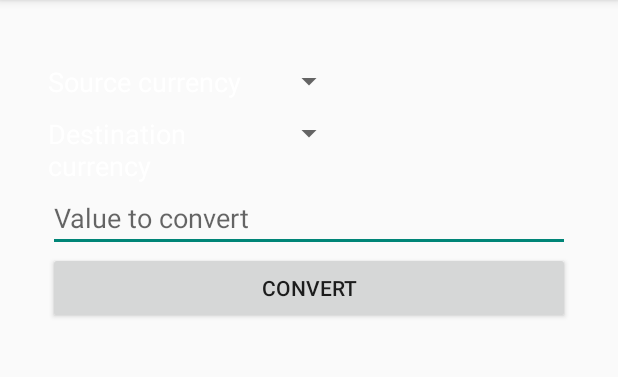
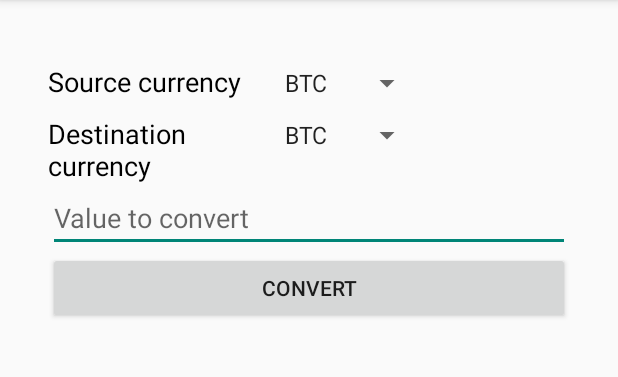
Before and after one commit to mpi77/altconv, an Android app: the screen it shows after launch (MainActivity), on a phone screen of 412 x 824 dp, the part 84-461 px from its top. Run offline under Robolectric (Android 15) with nearby library versions, the phone set to English and light mode, and no system bars.

Commit message:
updated layout; added json reader;

```diff
--- a/app/src/main/java/cz/sd2/altconv/MainActivity.java
+++ b/app/src/main/java/cz/sd2/altconv/MainActivity.java
@@ -4,6 +4,22 @@ import android.support.v7.app.ActionBarActivity;
 import android.os.Bundle;
 import android.view.Menu;
 import android.view.MenuItem;
+import android.view.View;
+import android.widget.ArrayAdapter;
+import android.widget.Button;
+import android.widget.Spinner;
+
+import org.apache.http.HttpEntity;
+import org.apache.http.HttpResponse;
+import org.apache.http.client.ClientProtocolException;
+import org.apache.http.client.HttpClient;
+import org.apache.http.client.methods.HttpGet;
+import org.apache.http.impl.client.DefaultHttpClient;
+
+import java.io.BufferedReader;
+import java.io.IOException;
+import java.io.InputStream;
+import java.io.InputStreamReader;
 
 
 public class MainActivity extends ActionBarActivity {
@@ -12,6 +28,19 @@ public class MainActivity extends ActionBarActivity {
     protected void onCreate(Bundle savedInstanceState) {
         super.onCreate(savedInstanceState);
         setContentView(R.layout.activity_main);
+        Button b = (Button) findViewById(R.id.btn_convert);
+        b.setOnClickListener(new View.OnClickListener() {
+            @Override
+            public void onClick(View v) {
+
+            }
+        });
+    }
+
+    @Override
+    protected void onResume(){
+        super.onResume();
+        setUpSpinnerData();
     }
 
 
@@ -36,4 +65,30 @@ public class MainActivity extends ActionBarActivity {
 
         return super.onOptionsItemSelected(item);
     }
+
+    public void setUpSpinnerData(){
+        Spinner spFrom=(Spinner)findViewById(R.id.fromcurrency_spin);
+        Spinner spTo=(Spinner)findViewById(R.id.tocurrency_spin);
+        ArrayAdapter<CharSequence> adapter = ArrayAdapter.createFromResource(this,
+                R.array.currencyType, android.R.layout.simple_spinner_item);
+        adapter.setDropDownViewResource(android.R.layout.simple_spinner_dropdown_item);
+        spFrom.setAdapter(adapter);
+        spTo.setAdapter(adapter);
+
+    }
+
+    public String getJson(String url)throws ClientProtocolException, IOException {
+        StringBuilder build = new StringBuilder();
+        HttpClient client = new DefaultHttpClient();
+        HttpGet httpGet = new HttpGet(url);
+        HttpResponse response = client.execute(httpGet);
+        HttpEntity entity = response.getEntity();
+        InputStream content = entity.getContent();
+        BufferedReader reader = new BufferedReader(new InputStreamReader(content));
+        String con;
+        while ((con = reader.readLine()) != null) {
+            build.append(con);
+        }
+        return build.toString();
+    }
 }
--- a/app/src/main/res/layout/activity_main.xml
+++ b/app/src/main/res/layout/activity_main.xml
@@ -24,7 +24,7 @@
                 android:id="@+id/tv_from_curr"
                 android:layout_width="150dp"
                 android:layout_height="wrap_content"
-                android:textColor="#ffffff"
+                android:textColor="#000000"
                 android:textSize="18sp"
                 android:text="@string/tv_from_curr" />
             <Spinner
@@ -43,7 +43,7 @@
                 android:id="@+id/tv_to_curr"
                 android:layout_width="150dp"
                 android:layout_height="wrap_content"
-                android:textColor="#ffffff"
+                android:textColor="#000000"
                 android:textSize="18sp"
                 android:text="@string/tv_to_curr" />
             <Spinner
@@ -73,7 +73,7 @@
             android:id="@+id/tv_calc_value"
             android:layout_width="match_parent"
             android:layout_height="wrap_content"
-            android:textColor="#ffffff"
+            android:textColor="#000000"
             android:textSize="24sp"
             android:gravity="center"
             android:text="@string/tv_calc_value" />
--- a/app/src/main/res/values/strings.xml
+++ b/app/src/main/res/values/strings.xml
@@ -9,4 +9,12 @@
     <string name="te_value">Value to convert</string>
     <string name="tv_calc_value"></string>
     <string name="btn_convert">Convert</string>
+
+    <string-array name="currencyType">
+        <item>BTC</item>
+        <item>VTC</item>
+        <item>DRK</item>
+        <item>NMC</item>
+        <item>XRP</item>
+    </string-array>
 </resources>
```
